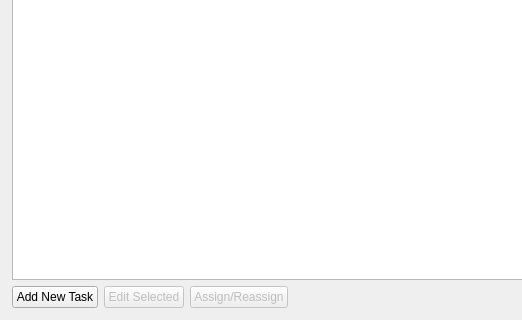
Before: the Qt Designer form AutoMagik/AutoMagik.ui in AlexOfRivia/AutoMagik, drawn with Qt 5; both pictures show x 0 to 522 and y 448 to 768 of the 1024 by 768 pixel window.
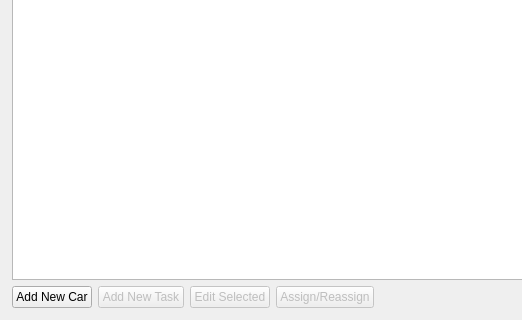
After: the same form once the commit is applied. The open tabs and pages were chosen to show the change. Icons and pictures are not drawn.

What changed in the file:
```diff
--- a/AutoMagik/AutoMagik.ui
+++ b/AutoMagik/AutoMagik.ui
@@ -274,8 +274,22 @@
         </item>
         <item>
          <layout class="QHBoxLayout" name="managerActionsLayout">
+          <item>
+           <widget class="QPushButton" name="addCarButton">
+            <property name="text">
+             <string>Add New Car</string>
+            </property>
+            <property name="icon">
+             <iconset>
+              <normaloff>icons/add.svg</normaloff>icons/add.svg</iconset>
+            </property>
+           </widget>
+          </item>
           <item>
            <widget class="QPushButton" name="addTaskButton">
+            <property name="enabled">
+             <bool>false</bool>
+            </property>
             <property name="text">
              <string>Add New Task</string>
             </property>
```
